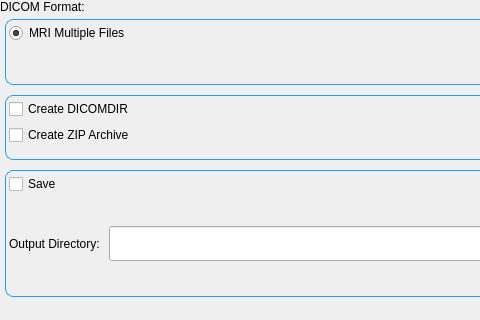
First picture: the form in src/ihm/GenerationFrame.ui, repository lamyj/dicomifier, before the edit; both pictures show x 0 to 480 and y 0 to 320 of the 1000 by 590 pixel window.
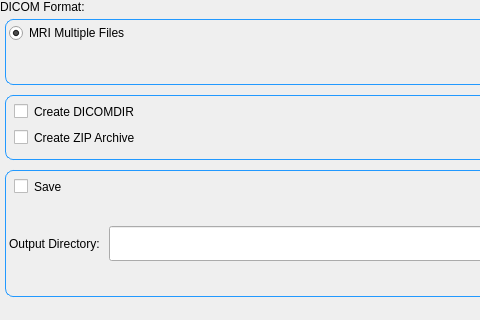
Second picture: the form after the edit.

Diff of the .ui file:
```diff
--- a/src/ihm/GenerationFrame.ui
+++ b/src/ihm/GenerationFrame.ui
@@ -25,6 +25,14 @@
   <property name="windowTitle">
    <string>Form</string>
   </property>
+  <property name="styleSheet">
+   <string notr="true">QCheckBox 
+{
+	margin-top: 5px;
+	margin-left: 5px;
+}
+</string>
+  </property>
   <layout class="QGridLayout" name="gridLayout">
    <property name="leftMargin">
     <number>0</number>
```
Left out of the diff: 1 changed line with no effect on the pictures.
